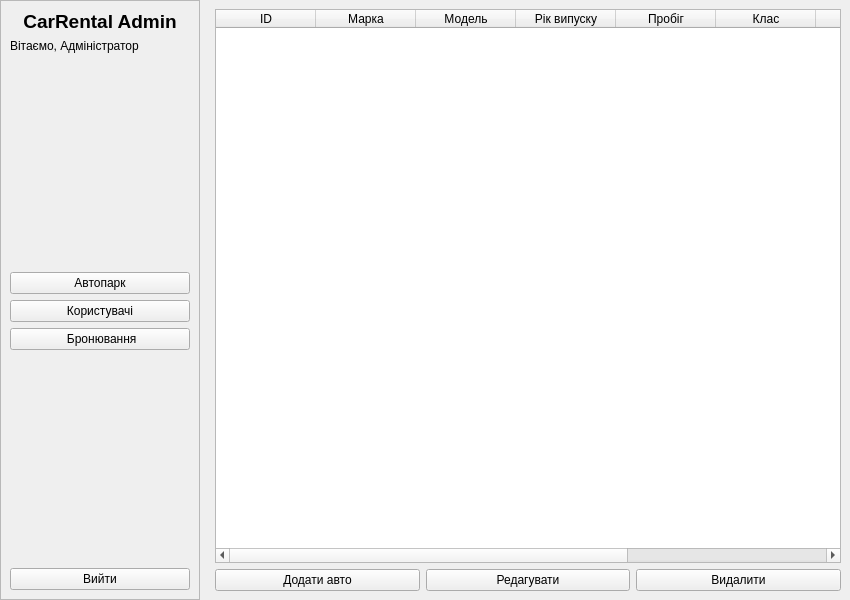
Before: the Qt Designer form adminwindow.ui in lopez1k/kursova, drawn with Qt 5.
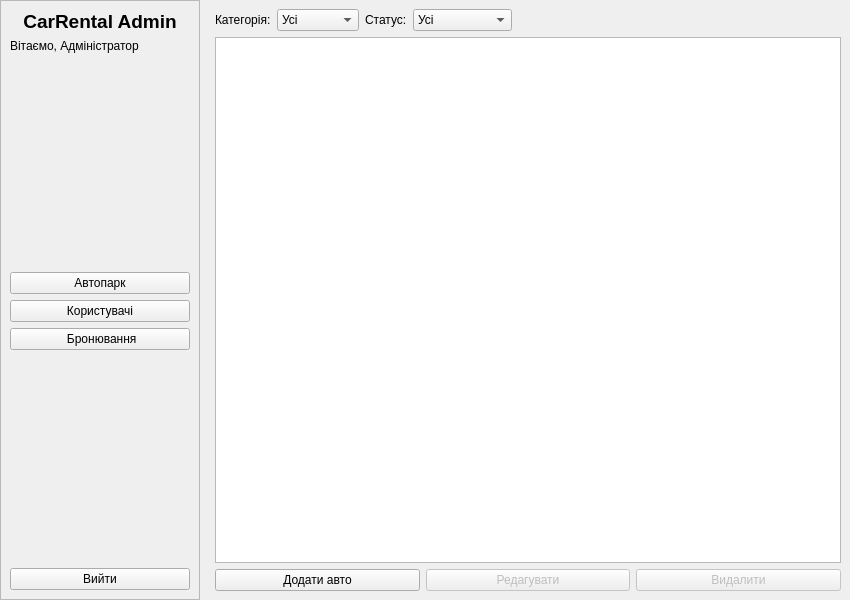
After: the same form once the commit is applied.

The edit to the form file:
```diff
--- a/adminwindow.ui
+++ b/adminwindow.ui
@@ -125,55 +125,98 @@
        <widget class="QWidget" name="carsPage">
         <layout class="QVBoxLayout" name="carsLayout">
          <item>
-          <widget class="QTableWidget" name="carsTable">
-           <property name="editTriggers">
-            <set>QAbstractItemView::EditTrigger::NoEditTriggers</set>
-           </property>
-           <column>
+          <layout class="QHBoxLayout" name="filterLayout">
+           <item>
+            <widget class="QLabel" name="lblCategoryFilter">
+             <property name="text">
+              <string>Категорія:</string>
+             </property>
+            </widget>
+           </item>
+           <item>
+            <widget class="QComboBox" name="categoryFilter">
+             <item>
             <property name="text">
-             <string>ID</string>
-            </property>
-           </column>
-           <column>
+               <string>Усі</string>
+              </property>
+             </item>
+             <item>
             <property name="text">
-             <string>Марка</string>
-            </property>
-           </column>
-           <column>
+               <string>Економ</string>
+              </property>
+             </item>
+             <item>
             <property name="text">
-             <string>Модель</string>
-            </property>
-           </column>
-           <column>
+               <string>Комфорт</string>
+              </property>
+             </item>
+             <item>
             <property name="text">
-             <string>Рік випуску</string>
-            </property>
-           </column>
-           <column>
+               <string>Бізнес</string>
+              </property>
+             </item>
+            </widget>
+           </item>
+           <item>
+            <widget class="QLabel" name="lblStatusFilter">
             <property name="text">
-             <string>Пробіг</string>
-            </property>
-           </column>
-           <column>
+              <string>Статус:</string>
+             </property>
+            </widget>
+           </item>
+           <item>
+            <widget class="QComboBox" name="statusFilter">
+             <item>
             <property name="text">
-             <string>Клас</string>
-            </property>
-           </column>
-           <column>
+               <string>Усі</string>
+              </property>
+             </item>
+             <item>
             <property name="text">
-             <string>Місць</string>
-            </property>
-           </column>
-           <column>
+               <string>Доступно</string>
+              </property>
+             </item>
+             <item>
             <property name="text">
-             <string>Ціна/День</string>
-            </property>
-           </column>
-           <column>
+               <string>Зайнято</string>
+              </property>
+             </item>
+             <item>
             <property name="text">
-             <string>Статус</string>
-            </property>
-           </column>
+               <string>Недоступно</string>
+              </property>
+             </item>
+            </widget>
+           </item>
+           <item>
+            <spacer name="filterSpacer">
+             <property name="orientation">
+              <enum>Qt::Orientation::Horizontal</enum>
+             </property>
+             <property name="sizeHint" stdset="0">
+              <size>
+               <width>40</width>
+               <height>20</height>
+              </size>
+             </property>
+            </spacer>
+           </item>
+          </layout>
+         </item>
+         <item>
+          <widget class="QListWidget" name="carsListWidget">
+           <property name="movement">
+            <enum>QListView::Movement::Static</enum>
+           </property>
+           <property name="resizeMode">
+            <enum>QListView::ResizeMode::Adjust</enum>
+           </property>
+           <property name="spacing">
+            <number>10</number>
+           </property>
+           <property name="viewMode">
+            <enum>QListView::ViewMode::IconMode</enum>
+           </property>
           </widget>
          </item>
          <item>
@@ -187,6 +230,9 @@
            </item>
            <item>
             <widget class="QPushButton" name="btnEditCar">
+             <property name="enabled">
+              <bool>false</bool>
+             </property>
              <property name="text">
               <string>Редагувати</string>
              </property>
@@ -194,6 +240,9 @@
            </item>
            <item>
             <widget class="QPushButton" name="btnDeleteCar">
+             <property name="enabled">
+              <bool>false</bool>
+             </property>
              <property name="text">
               <string>Видалити</string>
              </property>
```
Lines whose indentation alone changed are shown as unchanged.
